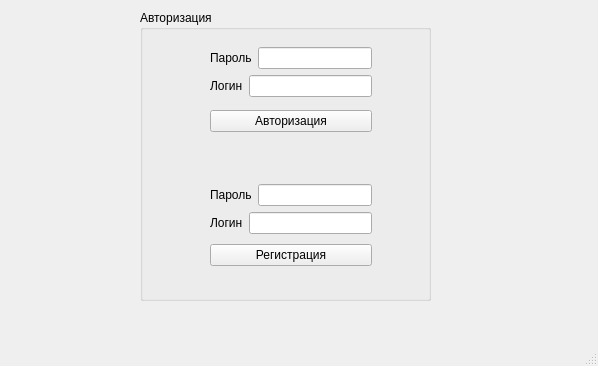
The window that forms/mainwindow.ui (YupiSoftwarePunk/Flirt-Finder) describes before a commit, drawn with Qt 5.
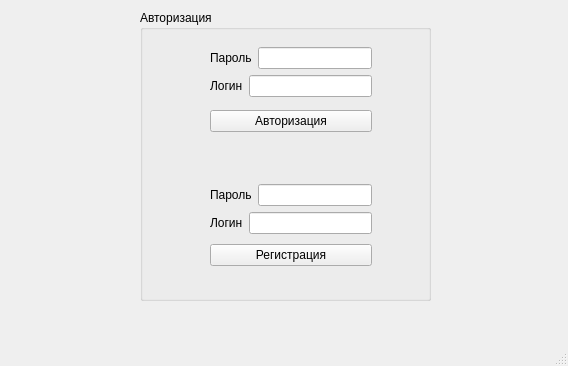
The same window after the commit.

Diff of the .ui file:
```diff
--- a/forms/mainwindow.ui
+++ b/forms/mainwindow.ui
@@ -6,7 +6,7 @@
    <rect>
     <x>0</x>
     <y>0</y>
-    <width>598</width>
+    <width>568</width>
     <height>366</height>
    </rect>
   </property>
```
Left out of the diff: 2 changed lines with no effect on the pictures.
